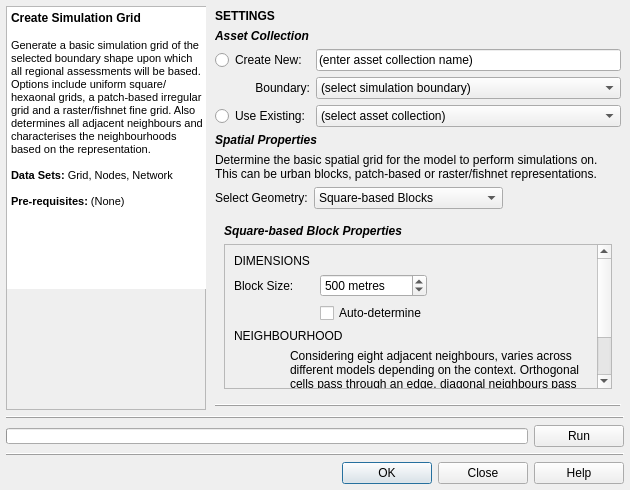
First picture: the form in gui/mods_master_guis/mod_simgrid_gui.ui, repository petermbach/urbanbeats-pss, before the edit.
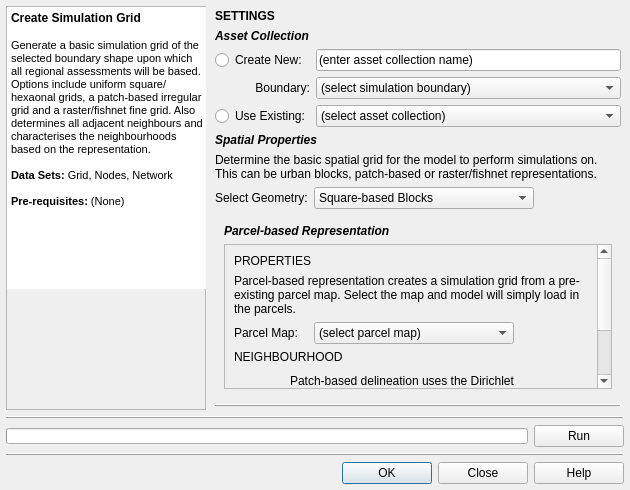
Second picture: the form after the edit. The open tabs and pages were chosen to show the change. Icons and pictures are not drawn.

Commit message: Added parcel-based representation to the simgrid module, GUI and parameters.

```diff
--- a/gui/mods_master_guis/mod_simgrid_gui.ui
+++ b/gui/mods_master_guis/mod_simgrid_gui.ui
@@ -487,7 +487,7 @@
           <widget class="QComboBox" name="geometry_combo">
            <property name="minimumSize">
             <size>
-             <width>0</width>
+             <width>220</width>
              <height>0</height>
             </size>
            </property>
@@ -556,7 +556,7 @@
            </property>
            <property name="sizeHint" stdset="0">
             <size>
-             <width>40</width>
+             <width>20</width>
              <height>20</height>
             </size>
            </property>
@@ -1847,6 +1847,240 @@
           </item>
          </layout>
         </widget>
+        <widget class="QWidget" name="page_6">
+         <layout class="QVBoxLayout" name="verticalLayout_14">
+          <item>
+           <widget class="QLabel" name="parcel_title">
+            <property name="text">
+             <string>&lt;html&gt;&lt;head/&gt;&lt;body&gt;&lt;p&gt;&lt;span style=&quot; font-weight:600; font-style:italic;&quot;&gt;Parcel-based Representation&lt;/span&gt;&lt;/p&gt;&lt;/body&gt;&lt;/html&gt;</string>
+            </property>
+           </widget>
+          </item>
+          <item>
+           <widget class="QScrollArea" name="parcel_widget">
+            <property name="verticalScrollBarPolicy">
+             <enum>Qt::ScrollBarAlwaysOn</enum>
+            </property>
+            <property name="widgetResizable">
+             <bool>true</bool>
+            </property>
+            <widget class="QWidget" name="scrollAreaWidgetContents_6">
+             <property name="geometry">
+              <rect>
+               <x>0</x>
+               <y>0</y>
+               <width>369</width>
+               <height>216</height>
+              </rect>
+             </property>
+             <layout class="QVBoxLayout" name="verticalLayout_13">
+              <item>
+               <widget class="QLabel" name="parcel_lbl">
+                <property name="whatsThis">
+                 <string>Width of the square cell in the city grid in metres</string>
+                </property>
+                <property name="text">
+                 <string>PROPERTIES</string>
+                </property>
+               </widget>
+              </item>
+              <item>
+               <widget class="QLabel" name="parcel_descr">
+                <property name="whatsThis">
+                 <string>Width of the square cell in the city grid in metres</string>
+                </property>
+                <property name="text">
+                 <string>Parcel-based representation creates a simulation grid from a pre-existing parcel map. Select the map and model will simply load in the parcels.</string>
+                </property>
+                <property name="wordWrap">
+                 <bool>true</bool>
+                </property>
+               </widget>
+              </item>
+              <item>
+               <widget class="QWidget" name="parcel_widget_params" native="true">
+                <layout class="QGridLayout" name="gridLayout_11">
+                 <property name="leftMargin">
+                  <number>0</number>
+                 </property>
+                 <property name="topMargin">
+                  <number>0</number>
+                 </property>
+                 <property name="rightMargin">
+                  <number>0</number>
+                 </property>
+                 <property name="bottomMargin">
+                  <number>0</number>
+                 </property>
+                 <item row="0" column="3">
+                  <spacer name="horizontalSpacer_2">
+                   <property name="orientation">
+                    <enum>Qt::Horizontal</enum>
+                   </property>
+                   <property name="sizeHint" stdset="0">
+                    <size>
+                     <width>20</width>
+                     <height>20</height>
+                    </size>
+                   </property>
+                  </spacer>
+                 </item>
+                 <item row="0" column="0">
+                  <widget class="QLabel" name="parcel_map_lbl">
+                   <property name="whatsThis">
+                    <string>Width of the square cell in the city grid in metres</string>
+                   </property>
+                   <property name="text">
+                    <string>Parcel Map:</string>
+                   </property>
+                  </widget>
+                 </item>
+                 <item row="0" column="2">
+                  <widget class="QComboBox" name="parcel_combo">
+                   <property name="minimumSize">
+                    <size>
+                     <width>200</width>
+                     <height>0</height>
+                    </size>
+                   </property>
+                   <item>
+                    <property name="text">
+                     <string>(select parcel map)</string>
+                    </property>
+                   </item>
+                  </widget>
+                 </item>
+                 <item row="0" column="1">
+                  <spacer name="horizontalSpacer_3">
+                   <property name="orientation">
+                    <enum>Qt::Horizontal</enum>
+                   </property>
+                   <property name="sizeType">
+                    <enum>QSizePolicy::Preferred</enum>
+                   </property>
+                   <property name="sizeHint" stdset="0">
+                    <size>
+                     <width>10</width>
+                     <height>10</height>
+                    </size>
+                   </property>
+                  </spacer>
+                 </item>
+                </layout>
+               </widget>
+              </item>
+              <item>
+               <widget class="QLabel" name="parcel_neigh_title">
+                <property name="enabled">
+                 <bool>true</bool>
+                </property>
+                <property name="whatsThis">
+                 <string>Width of the square cell in the city grid in metres</string>
+                </property>
+                <property name="text">
+                 <string>NEIGHBOURHOOD</string>
+                </property>
+               </widget>
+              </item>
+              <item>
+               <widget class="QWidget" name="parcel_neigh_frame" native="true">
+                <property name="enabled">
+                 <bool>true</bool>
+                </property>
+                <layout class="QGridLayout" name="gridLayout_16">
+                 <property name="leftMargin">
+                  <number>0</number>
+                 </property>
+                 <property name="topMargin">
+                  <number>0</number>
+                 </property>
+                 <property name="rightMargin">
+                  <number>0</number>
+                 </property>
+                 <property name="bottomMargin">
+                  <number>0</number>
+                 </property>
+                 <item row="0" column="0">
+                  <widget class="QLabel" name="img_borders_5">
+                   <property name="enabled">
+                    <bool>true</bool>
+                   </property>
+                   <property name="minimumSize">
+                    <size>
+                     <width>50</width>
+                     <height>50</height>
+                    </size>
+                   </property>
+                   <property name="maximumSize">
+                    <size>
+                     <width>50</width>
+                     <height>50</height>
+                    </size>
+                   </property>
+                   <property name="text">
+                    <string/>
+                   </property>
+                   <property name="pixmap">
+                    <pixmap resource="../../../../../Dropbox/UrbanBEATS Master Project/graphics/ubeats.qrc">:/images/images/md_spatial_patchedges.png</pixmap>
+                   </property>
+                  </widget>
+                 </item>
+                 <item row="0" column="1">
+                  <widget class="QLabel" name="parcel_neigh_descr">
+                   <property name="enabled">
+                    <bool>true</bool>
+                   </property>
+                   <property name="text">
+                    <string>&lt;html&gt;&lt;head/&gt;&lt;body&gt;&lt;p&gt;Patch-based delineation uses the Dirichlet Neighbourhood to determines adjacency. This is based on polygons with shared edges.&lt;/p&gt;&lt;/body&gt;&lt;/html&gt;</string>
+                   </property>
+                   <property name="wordWrap">
+                    <bool>true</bool>
+                   </property>
+                  </widget>
+                 </item>
+                </layout>
+               </widget>
+              </item>
+              <item>
+               <widget class="QWidget" name="raster_neigh_frame_3" native="true">
+                <property name="enabled">
+                 <bool>true</bool>
+                </property>
+                <layout class="QGridLayout" name="gridLayout_15">
+                 <property name="leftMargin">
+                  <number>0</number>
+                 </property>
+                 <property name="topMargin">
+                  <number>0</number>
+                 </property>
+                 <property name="rightMargin">
+                  <number>0</number>
+                 </property>
+                 <property name="bottomMargin">
+                  <number>0</number>
+                 </property>
+                </layout>
+               </widget>
+              </item>
+              <item>
+               <spacer name="verticalSpacer_6">
+                <property name="orientation">
+                 <enum>Qt::Vertical</enum>
+                </property>
+                <property name="sizeHint" stdset="0">
+                 <size>
+                  <width>20</width>
+                  <height>40</height>
+                 </size>
+                </property>
+               </spacer>
+              </item>
+             </layout>
+            </widget>
+           </widget>
+          </item>
+         </layout>
+        </widget>
        </widget>
       </item>
       <item>
```
Left out of the diff: 28 changed lines with no effect on the pictures. The commit also changes 4 other files.
